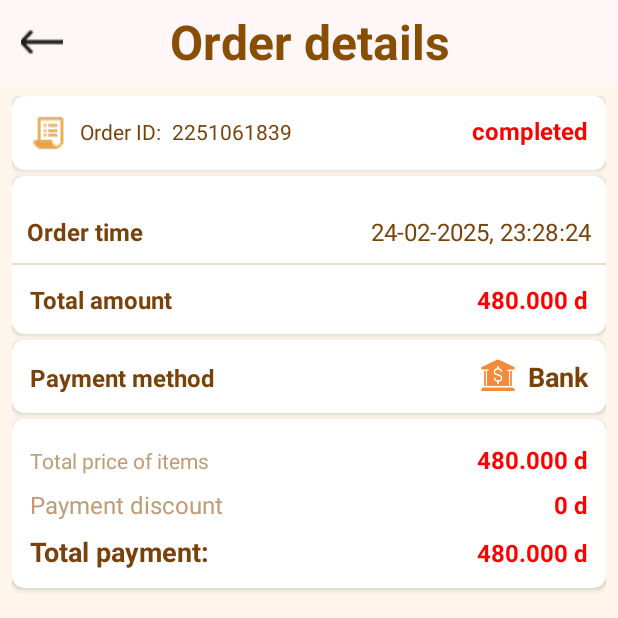
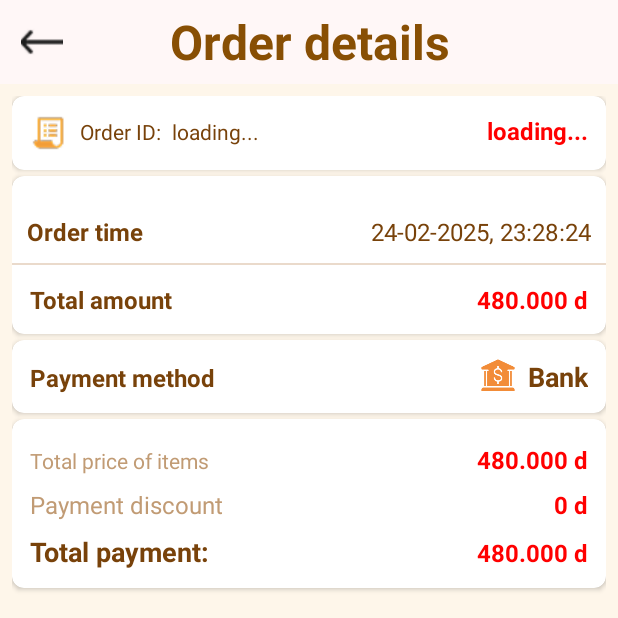
Before and after one commit to hoainamnguyen123/FOOD_APP_ANDROID_JAVA, an Android app: the OrderHistoryDetailsActivity screen opened directly, with no data from a screen before it, on a phone screen of 412 x 824 dp, the top half of it. Run offline under Robolectric (Android 15) with nearby library versions, the phone set to English and light mode, and no system bars; our stand-ins replace Firebase (no records; nobody signed in at launch, a user with empty details on screens opened directly); Roboto replaces fonts that are not available here; 1 statement that could not run was skipped.

Commit message:
fix: fix ui

```diff
--- a/app/src/main/res/layout/activity_order_history_details.xml
+++ b/app/src/main/res/layout/activity_order_history_details.xml
@@ -98,7 +98,7 @@
                         android:layout_marginStart="4dp"
                         android:layout_weight="1"
                         android:fontFamily="@font/annapurna_sil"
-                        android:text="2251061839"
+                        android:text="loading..."
                         android:textColor="@color/text_color_order"
                         android:textSize="14sp" />
 
@@ -107,7 +107,7 @@
                         android:layout_width="wrap_content"
                         android:layout_height="wrap_content"
                         android:fontFamily="@font/annapurna_sil"
-                        android:text="completed"
+                        android:text="loading..."
                         android:textColor="#FF0000"
                         android:textSize="16sp"
                         android:textStyle="bold" />
```
